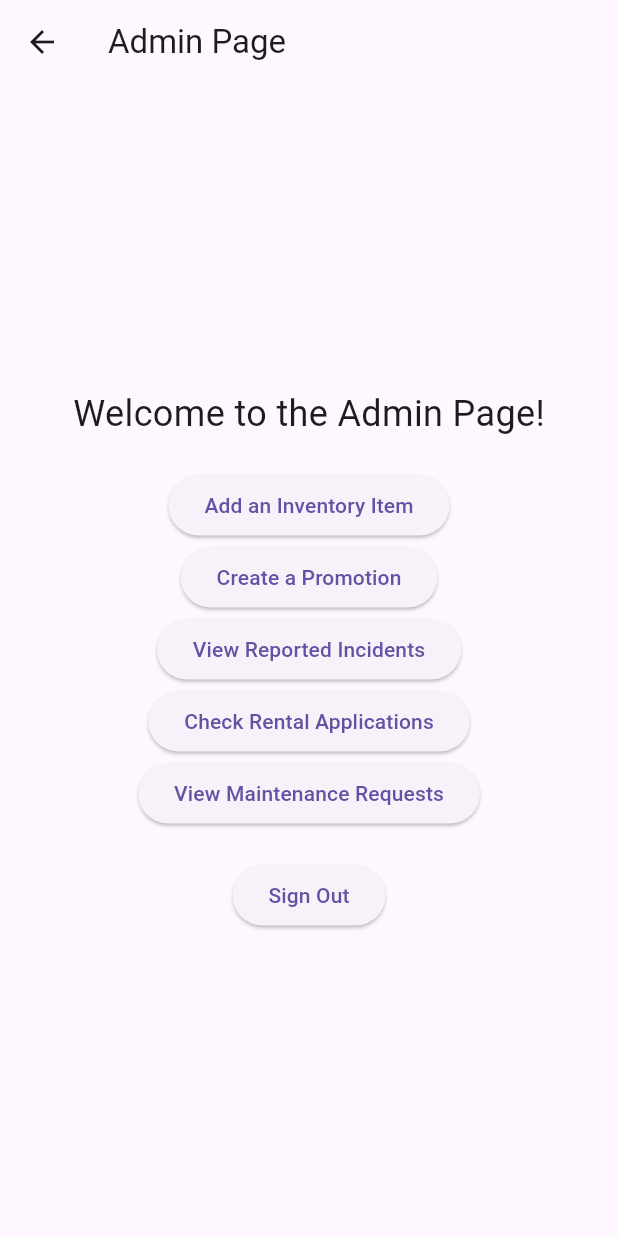
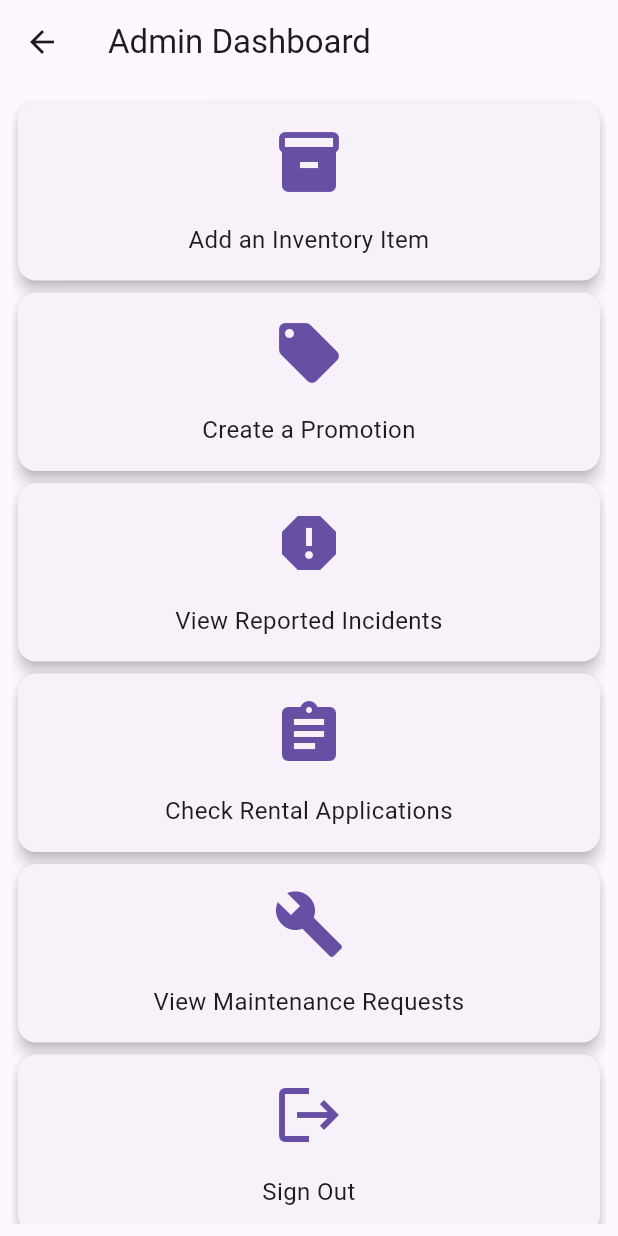
Before and after one commit to SadeeshaPerera/shopping_mall_application, a Flutter app: the AdminScreen screen opened directly, on a phone screen of 412 x 824 dp. Run offline on Flutter 3.47's test engine with Material 3 defaults, Android fonts, the light colour scheme and no system bars; our stand-ins replace carousel_slider, cloud_firestore, firebase_auth, firebase_core, pdf, printing; missing offline and left inert: firebase_ui_auth, firebase_ui_oauth_google; accounts and stored records are empty.

Commit message:
feat Implement basic dashboard ui

```diff
--- a/lib/page/admin/admin_main_screen.dart
+++ b/lib/page/admin/admin_main_screen.dart
@@ -2,12 +2,10 @@ import 'package:flutter/material.dart';
 import 'package:firebase_auth/firebase_auth.dart';
 import 'package:shopping_mall_application/page/additem.dart';
 import 'package:shopping_mall_application/page/addpromotion.dart';
-
 import 'package:shopping_mall_application/page/admin/admin_incident_list_page.dart';
-
-import 'package:shopping_mall_application/page/check_rental_applications.dart'; // Import the CheckRentalApplications page
-import 'package:shopping_mall_application/page/maintenance_request_list_page.dart'; // Import the MaintenanceRequestList page
-import 'package:shopping_mall_application/auth_gate.dart'; // Import your authentication gate
+import 'package:shopping_mall_application/page/check_rental_applications.dart';
+import 'package:shopping_mall_application/page/maintenance_request_list_page.dart';
+import 'package:shopping_mall_application/auth_gate.dart';
 
 class AdminScreen extends StatelessWidget {
   const AdminScreen({super.key});
@@ -16,98 +14,138 @@ class AdminScreen extends StatelessWidget {
   Widget build(BuildContext context) {
     return Scaffold(
       appBar: AppBar(
-        title: const Text('Admin Page'),
+        title: const Text('Admin Dashboard'),
       ),
-      body: Center(
-        child: Column(
-          mainAxisAlignment: MainAxisAlignment.center,
-          children: [
-            const Text(
-              'Welcome to the Admin Page!',
-              style: TextStyle(fontSize: 24),
+      body: LayoutBuilder(
+        builder: (context, constraints) {
+          if (constraints.maxWidth > 600) {
+            // Web layout
+            return buildWebLayout(context);
+          } else {
+            // Mobile layout
+            return buildMobileLayout(context);
+          }
+        },
       ),
-            const SizedBox(
-                height:
-                    20), // Add some spacing between the text and the buttons
+    );
+  }
 
-            // Button to add an inventory item
-            ElevatedButton(
+  Widget buildWebLayout(BuildContext context) {
+    return Padding(
+      padding: const EdgeInsets.all(16.0),
+      child: GridView.count(
+        crossAxisCount: 3,
+        crossAxisSpacing: 16.0,
+        mainAxisSpacing: 16.0,
+        children: buildDashboardItems(context),
+      ),
+    );
+  }
+
+  Widget buildMobileLayout(BuildContext context) {
+    return Padding(
+      padding: const EdgeInsets.all(8.0),
+      child: ListView(
+        children: buildDashboardItems(context),
+      ),
+    );
+  }
+
+  List<Widget> buildDashboardItems(BuildContext context) {
+    return [
+      buildDashboardItem(
+        context,
+        icon: Icons.inventory,
+        label: 'Add an Inventory Item',
+        onPressed: () {
+          Navigator.push(
+            context,
+            MaterialPageRoute(builder: (context) => AddItem()),
+          );
+        },
+      ),
+      buildDashboardItem(
+        context,
+        icon: Icons.local_offer,
+        label: 'Create a Promotion',
+        onPressed: () {
+          Navigator.push(
+            context,
+            MaterialPageRoute(builder: (context) => AddPromotion()),
+          );
+        },
+      ),
+      buildDashboardItem(
+        context,
+        icon: Icons.report,
+        label: 'View Reported Incidents',
+        onPressed: () {
+          Navigator.push(
+            context,
+            MaterialPageRoute(builder: (context) => AdminIncidentListPage()),
+          );
+        },
+      ),
+      buildDashboardItem(
+        context,
+        icon: Icons.assignment,
+        label: 'Check Rental Applications',
+        onPressed: () {
+          Navigator.push(
+            context,
+            MaterialPageRoute(builder: (context) => CheckRentalApplications()),
+          );
+        },
+      ),
+      buildDashboardItem(
+        context,
+        icon: Icons.build,
+        label: 'View Maintenance Requests',
         onPressed: () {
           Navigator.push(
             context,
             MaterialPageRoute(
-                      builder: (context) =>
-                          AddItem()), // Navigate to AddItem page
+                builder: (context) => MaintenanceRequestListPage()),
           );
         },
-              child: const Text('Add an Inventory Item'),
       ),
-
-            // Button to create a promotion
-            ElevatedButton(
-              onPressed: () {
-                Navigator.push(
+      buildDashboardItem(
         context,
-                  MaterialPageRoute(
-                      builder: (context) =>
-                          AddPromotion()), // Navigate to AddPromotion page
+        icon: Icons.logout,
+        label: 'Sign Out',
+        onPressed: () async {
+          await FirebaseAuth.instance.signOut();
+          Navigator.pushReplacement(
+            context,
+            MaterialPageRoute(builder: (context) => const AuthGate()),
           );
         },
-              child: const Text('Create a Promotion'),
       ),
+    ];
+  }
 
-            ElevatedButton(
-              onPressed: () {
-                Navigator.push(
-                    context,
-                    MaterialPageRoute(
-                        builder: (context) => AdminIncidentListPage()));
-              },
-              child: const Text('View Reported Incidents'),
+  Widget buildDashboardItem(BuildContext context,
+      {required IconData icon,
+      required String label,
+      required VoidCallback onPressed}) {
+    return Card(
+      elevation: 4.0,
+      child: InkWell(
+        onTap: onPressed,
+        child: Center(
+          child: Padding(
+            padding: const EdgeInsets.all(16.0),
+            child: Column(
+              mainAxisSize: MainAxisSize.min,
+              children: [
+                Icon(icon, size: 48.0, color: Theme.of(context).primaryColor),
+                const SizedBox(height: 16.0),
+                Text(label,
+                    textAlign: TextAlign.center,
+                    style: const TextStyle(fontSize: 16.0)),
+              ],
             ),
-            // Button to check rental applications
-            ElevatedButton(
-              onPressed: () {
-                Navigator.push(
-                  context,
-                  MaterialPageRoute(
-                      builder: (context) =>
-                          CheckRentalApplications()), // Navigate to CheckRentalApplications page
-                );
-              },
-              child: const Text('Check Rental Applications'),
           ),
-
-            // Button to view maintenance requests
-            ElevatedButton(
-              onPressed: () {
-                Navigator.push(
-                  context,
-                  MaterialPageRoute(
-                      builder: (context) =>
-                          MaintenanceRequestListPage()), // Navigate to MaintenanceRequestListPage
-                );
-              },
-              child: const Text('View Maintenance Requests'),
-            ),
-
-            const SizedBox(
-                height: 20), // Add some spacing before the sign-out button
-
-            // Sign-Out Button
-            ElevatedButton(
-              onPressed: () async {
-                await FirebaseAuth.instance.signOut(); // Sign out from Firebase
-                Navigator.pushReplacement(
-                  context,
-                  MaterialPageRoute(
-                      builder: (context) =>
-                          const AuthGate()), // Navigate back to the sign-in page
-                );
-              },
-              child: const Text('Sign Out'),
-            ),
-          ],
         ),
       ),
     );
```
Lines whose indentation alone changed are shown as unchanged.
